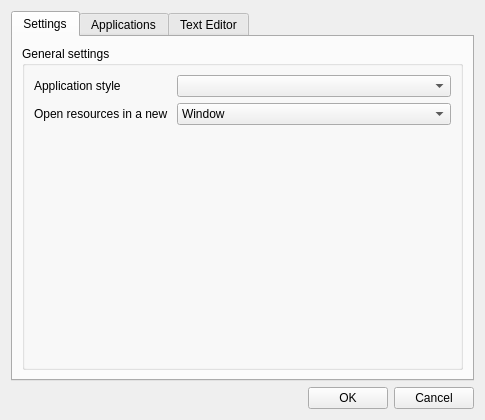
Before: the Qt Designer form editor/gui/dlgsettings.ui in ensisoft/detonator, drawn with Qt 5.
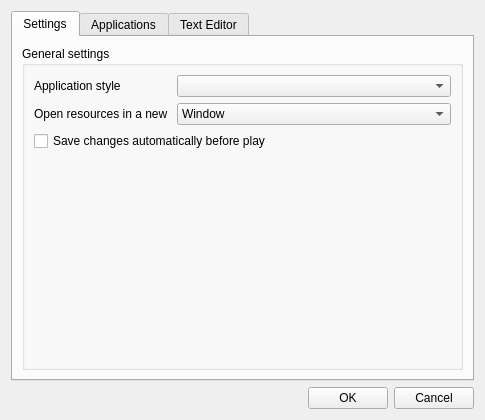
After: the same form once the commit is applied. Icons and pictures are not drawn.

Commit message:
Add a save dialog and prompt when starting play with unsaved changes
Add a save dialog and prompt when starting play with unsaved changes.
Unsaved changes are not reflected in the game play which may be
surprising and not what is wanted. Collect open widgets with unsaved
changes into a list and confirm whether to save or not.

What changed in the file:
```diff
--- a/editor/gui/dlgsettings.ui
+++ b/editor/gui/dlgsettings.ui
@@ -36,6 +36,9 @@
          <layout class="QVBoxLayout" name="verticalLayout_4">
           <item>
            <layout class="QGridLayout" name="gridLayout_3">
+            <item row="0" column="1" colspan="2">
+             <widget class="QComboBox" name="cmbStyle"/>
+            </item>
             <item row="1" column="0">
              <widget class="QLabel" name="label_8">
               <property name="text">
@@ -64,8 +67,12 @@
               </property>
              </widget>
             </item>
-            <item row="0" column="1" colspan="2">
-             <widget class="QComboBox" name="cmbStyle"/>
+            <item row="2" column="0" colspan="3">
+             <widget class="QCheckBox" name="chkSaveAutomatically">
+              <property name="text">
+               <string>Save changes automatically before play</string>
+              </property>
+             </widget>
             </item>
            </layout>
           </item>
```
Left out of the diff: 1 changed line with no effect on the pictures. The commit also changes 22 other files.
